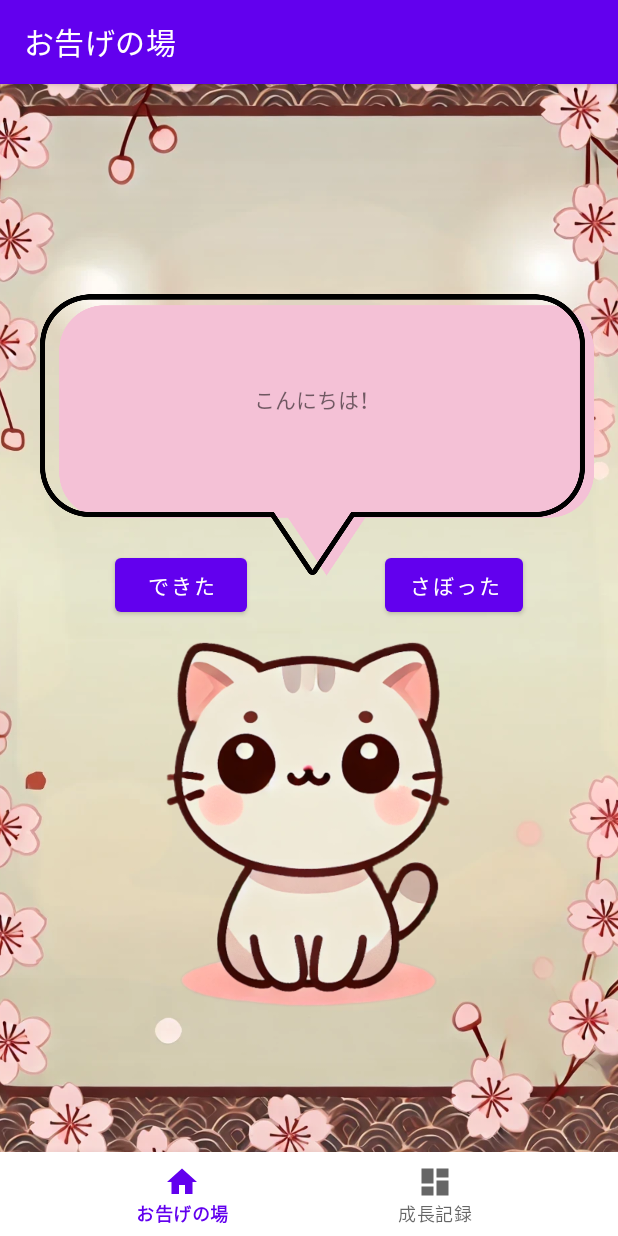
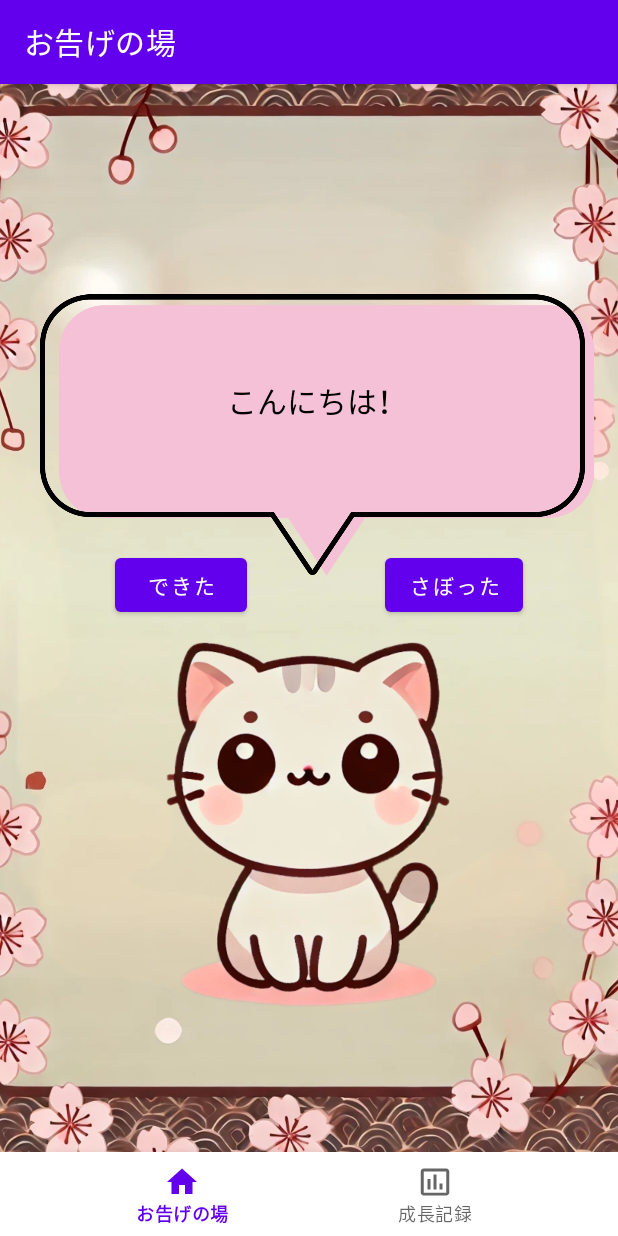
Before and after one commit to momoice/nekokami, an Android app: the screen it shows after launch (MainActivity), on a phone screen of 412 x 824 dp. Run offline under Robolectric (Android 15) with nearby library versions, the phone set to English and light mode, and no system bars; our stand-ins replace navigation-ui.

Commit message:
画面編集 ボタンのアイコンを追加＆変更

```diff
--- /dev/null
+++ b/app/src/main/res/drawable/baseline_insert_icon.xml
@@ -0,0 +1,11 @@
+<vector xmlns:android="http://schemas.android.com/apk/res/android"
+    android:width="24dp"
+    android:height="24dp"
+    android:viewportWidth="24.0"
+    android:viewportHeight="24.0">
+
+    <path
+        android:fillColor="#FF000000"
+        android:pathData="M9,17L7,17v-7h2v7zM13,17h-2L11,7h2v10zM17,17h-2v-4h2v4zM19.5,19.1h-15L4.5,5h15v14.1zM19.5,3h-15c-1.1,0 -2,0.9 -2,2v14c0,1.1 0.9,2 2,2h15c1.1,0 2,-0.9 2,-2L21.5,5c0,-1.1 -0.9,-2 -2,-2z"/>
+
+</vector>
--- a/app/src/main/res/layout/fragment_home.xml
+++ b/app/src/main/res/layout/fragment_home.xml
@@ -37,6 +37,8 @@
         android:layout_width="wrap_content"
         android:layout_height="wrap_content"
         android:text="こんにちは！"
+        android:textColor="#000000"
+        android:textSize="20sp"
         app:layout_constraintBottom_toBottomOf="@+id/imageView2"
         app:layout_constraintEnd_toEndOf="@+id/imageView2"
         app:layout_constraintStart_toStartOf="@+id/imageView2"
--- a/app/src/main/res/menu/bottom_nav_menu.xml
+++ b/app/src/main/res/menu/bottom_nav_menu.xml
@@ -8,7 +8,8 @@
 
     <item
         android:id="@+id/navigation_dashboard"
-        android:icon="@drawable/ic_dashboard_black_24dp"
+        android:icon="@drawable/baseline_insert_icon"
         android:title="@string/title_dashboard" />
 
+
 </menu>
```
